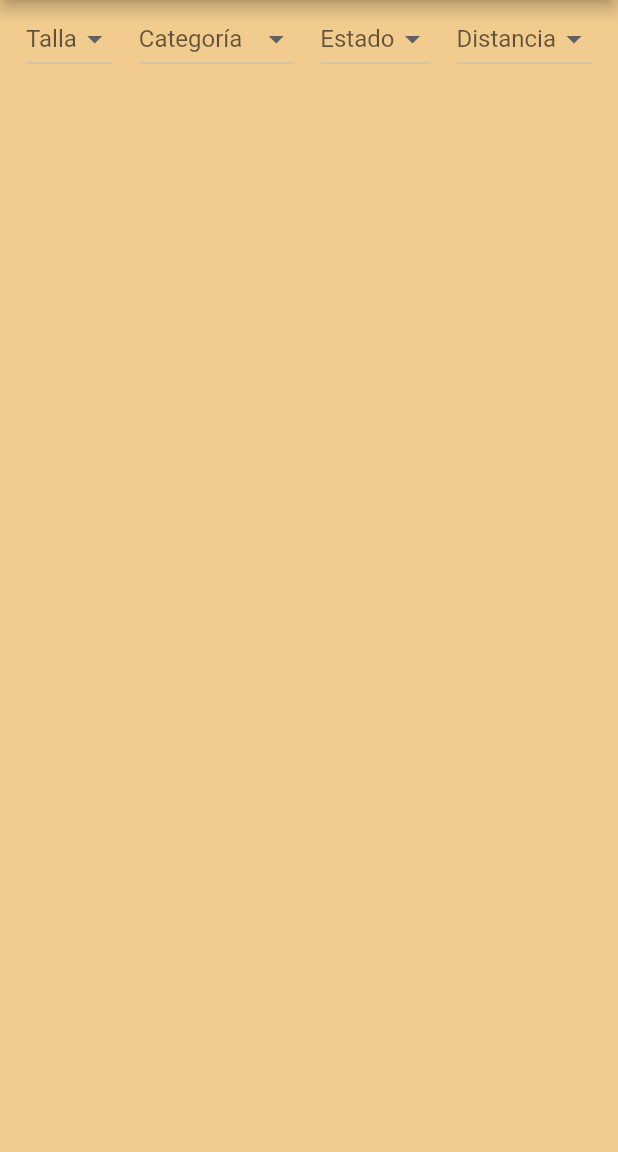
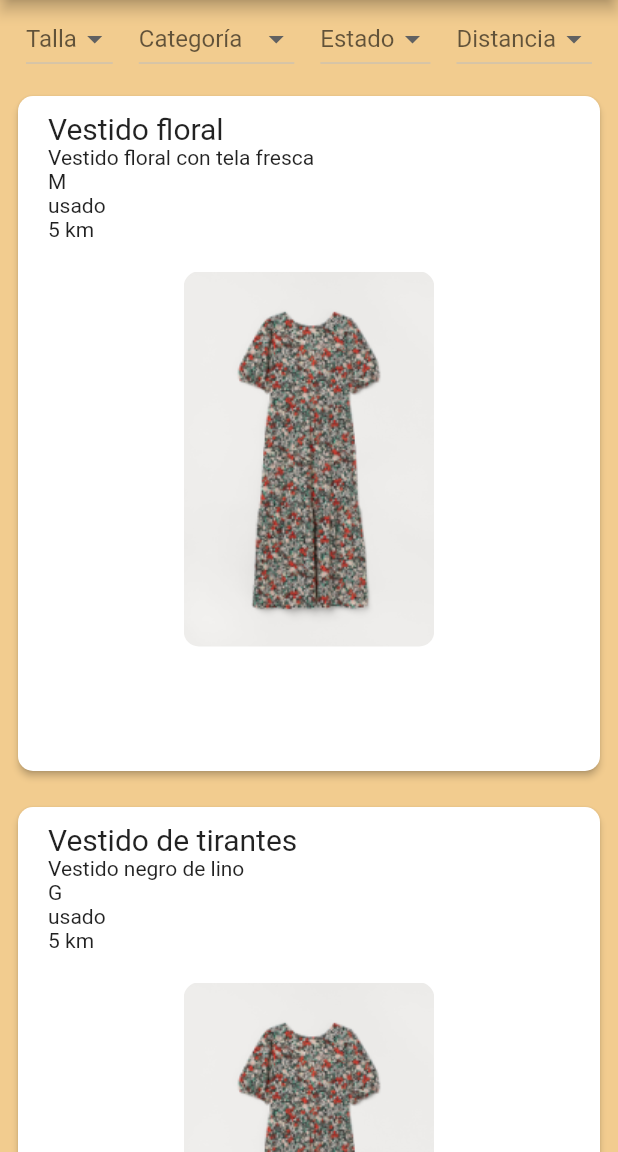
Before and after one commit to DarioAle/echange, a Flutter app: the Home screen opened directly, on a phone screen of 412 x 824 dp, the part 84-1236 px from its top. Run offline on Flutter 3.47's test engine with Material 2 defaults, Android fonts, the light colour scheme and no system bars; our stand-ins replace auth_buttons, splashscreen.

Commit message:
Addig mock data and rendering a listView builder of itemCards

```diff
--- /dev/null
+++ b/lib/home/filter_bar.dart
@@ -0,0 +1,79 @@
+import 'package:flutter/material.dart';
+
+import 'filter_buttons.dart';
+
+// TODO: Add state change with bloc ?
+class FilterBar extends StatefulWidget {
+  String categoryValue;
+  String sizeValue;
+  String colorValue;
+  String stateValue;
+  String distanceValue;
+  FilterBar(categoryValue, sizeValue, colorValue, stateValue, distanceValue,
+      {Key key})
+      : super(key: key);
+
+  @override
+  _FilterBarState createState() => _FilterBarState();
+}
+
+class _FilterBarState extends State<FilterBar> {
+  @override
+  Widget build(BuildContext context) {
+    return Container(
+      child: ButtonBar(
+        layoutBehavior: ButtonBarLayoutBehavior.constrained,
+        alignment: MainAxisAlignment.spaceEvenly,
+        children: [
+          FilterButtons(
+            categoryName: "Talla",
+            items: ["S", "M", "L", "XL"],
+            selectedValue: this.widget.sizeValue,
+            onChange: (String value) {
+              print("changed to $value");
+              setState(() {
+                this.widget.sizeValue = value;
+              });
+            },
+          ),
+          FilterButtons(
+            categoryName: "Categoría",
+            items: ["Vestidos", "Bottoms", "Zapatos", "Accesorios"],
+            selectedValue: this.widget.categoryValue,
+            onChange: (String value) {
+              print("changed to $value");
+              setState(() {
+                this.widget.categoryValue = value;
+              });
+            },
+          ),
+          FilterButtons(
+            categoryName: "Estado",
+            items: [
+              "Nuevo",
+              "Usado",
+            ],
+            selectedValue: this.widget.stateValue,
+            onChange: (String value) {
+              print("changed to $value");
+              setState(() {
+                this.widget.stateValue = value;
+              });
+            },
+          ),
+          FilterButtons(
+            categoryName: "Distancia",
+            items: ["3km", "5km", "10km", "13km"],
+            selectedValue: this.widget.distanceValue,
+            onChange: (String value) {
+              print("changed to $value");
+              setState(() {
+                this.widget.distanceValue = value;
+              });
+            },
+          ),
+        ],
+      ),
+    );
+  }
+}
--- a/lib/home/filter_buttons.dart
+++ b/lib/home/filter_buttons.dart
@@ -1,5 +1,6 @@
 import 'package:flutter/material.dart';
 
+// ignore: must_be_immutable
 class FilterButtons extends StatefulWidget {
   String categoryName;
   List<String> items;
--- a/lib/home/home.dart
+++ b/lib/home/home.dart
@@ -1,7 +1,10 @@
 import 'package:echange/menu/profile.dart';
+import 'package:echange/utils/custom_app_bar.dart';
+import 'package:echange/utils/item_card.dart';
 import 'package:flutter/material.dart';
 
-import 'filter_buttons.dart';
+import 'filter_bar.dart';
+import '../utils/mock_clothes.dart' as mockData;
 
 class Home extends StatefulWidget {
   Home({Key key}) : super(key: key);
@@ -27,68 +30,37 @@ class _HomeState extends State<Home> {
         endDrawer: new Drawer(
           child: Profile(),
         ),
-        appBar: AppBar(
-          leading: Padding(
-              padding: const EdgeInsets.only(left: 10),
-              child: Image.asset('assets/images/plant.png')),
-          backgroundColor: Color.fromRGBO(129, 178, 154, 1.0),
-        ),
+        appBar: customAppBar,
         body: ListView(
+          scrollDirection: Axis.vertical,
           children: [
-            ButtonBar(
-              layoutBehavior: ButtonBarLayoutBehavior.constrained,
-              alignment: MainAxisAlignment.spaceEvenly,
-              children: [
-                FilterButtons(
-                  categoryName: "Talla",
-                  items: ["S", "M", "L", "XL"],
-                  selectedValue: sizeValue,
-                  onChange: (String value) {
-                    print("changed to $value");
-                    setState(() {
-                      sizeValue = value;
-                    });
-                  },
-                ),
-                FilterButtons(
-                  categoryName: "Categoría",
-                  items: ["Vestidos", "Bottoms", "Zapatos", "Accesorios"],
-                  selectedValue: categoryValue,
-                  onChange: (String value) {
-                    print("changed to $value");
-                    setState(() {
-                      categoryValue = value;
-                    });
-                  },
-                ),
-                FilterButtons(
-                  categoryName: "Estado",
-                  items: [
-                    "Nuevo",
-                    "Usado",
-                  ],
-                  selectedValue: stateValue,
-                  onChange: (String value) {
-                    print("changed to $value");
-                    setState(() {
-                      stateValue = value;
-                    });
-                  },
-                ),
-                FilterButtons(
-                  categoryName: "Distancia",
-                  items: ["3km", "5km", "10km", "13km"],
-                  selectedValue: distanceValue,
-                  onChange: (String value) {
-                    print("changed to $value");
-                    setState(() {
-                      distanceValue = value;
-                    });
-                  },
-                )
-              ],
+            FilterBar(categoryValue, sizeValue, colorValue, stateValue,
+                distanceValue),
+            ListView.builder(
+              shrinkWrap: true,
+              physics: ScrollPhysics(),
+              itemCount: mockData.MOCK.length,
+              itemBuilder: (context, index) {
+                return ItemCard(
+                  name: mockData.MOCK[index]["name"],
+                  description: mockData.MOCK[index]["description"],
+                  size: mockData.MOCK[index]["size"],
+                  state: mockData.MOCK[index]["state"],
+                  distance: mockData.MOCK[index]["distance"],
+                  image: mockData.MOCK[index]["image"],
+                );
+              },
             )
           ],
-        ));
+        )
+
+        // ListView(
+        //   children: [
+        //     FilterBar(categoryValue, sizeValue, colorValue, stateValue,
+        //         distanceValue),
+        //
+        //   ],
+        // )
+        );
   }
 }
--- a/lib/main.dart
+++ b/lib/main.dart
@@ -2,7 +2,6 @@ import 'package:flutter/material.dart';
 import 'Identity/identity.dart';
 import 'home/home.dart';
 import 'utils/constants.dart';
-
 import 'package:splashscreen/splashscreen.dart';
 
 void main() => runApp(MyApp());
@@ -12,27 +11,22 @@ class MyApp extends StatelessWidget {
   @override
   Widget build(BuildContext context) {
     return MaterialApp(
-        title: APP_TITLE,
-        theme: ThemeData(
-          primarySwatch: PRIMARY_COLOR,
-          buttonColor: BUTTON_COLOR,
-          cardColor: SECONDARY_COLOR,
-          selectedRowColor: THIRD_COLOR,
-        ),
-        // home: Home(),
-        home: new SplashScreen(
-          seconds: 5,
-          title: Text(
-            "E-change!",
-            style: TextStyle(color: Colors.white, fontSize: 50),
-          ),
-          image: Image(
-            image: AssetImage('assets/images/plant.png'),
-            height: 200,
-          ),
-          navigateAfterSeconds: Identity(),
-          photoSize: 200,
-          backgroundColor: Color.fromRGBO(129, 178, 154, 1.0),
-        ));
+      title: APP_TITLE,
+      home: Home(),
+      // home: new SplashScreen(
+      //   seconds: 5,
+      //   title: Text(
+      //     "E-change!",
+      //     style: TextStyle(color: Colors.white, fontSize: 50),
+      //   ),
+      //   image: Image(
+      //     image: AssetImage('assets/images/plant.png'),
+      //     height: 200,
+      //   ),
+      //   navigateAfterSeconds: Identity(),
+      //   photoSize: 200,
+      //   backgroundColor: Color.fromRGBO(129, 178, 154, 1.0),
+      // )
+    );
   }
 }
--- a/lib/utils/constants.dart
+++ b/lib/utils/constants.dart
@@ -13,9 +13,3 @@ const String PROFILE_NAME = "Pedro Paramo";
 const String PROFILE_EMAIL = "pp@decomala.com";
 const String PROFILE_PICTURE =
     "https://images.pexels.com/photos/1933873/pexels-photo-1933873.jpeg?auto=compress&cs=tinysrgb&dpr=2&h=650&w=940";
-
-// app
-const PRIMARY_COLOR = Colors.indigo;
-const SECONDARY_COLOR = Colors.amber;
-const THIRD_COLOR = Colors.blueGrey;
-const BUTTON_COLOR = Colors.grey;
--- /dev/null
+++ b/lib/utils/custom_app_bar.dart
@@ -0,0 +1,8 @@
+import 'package:flutter/material.dart';
+
+var customAppBar = AppBar(
+  leading: Padding(
+      padding: const EdgeInsets.only(left: 10),
+      child: Image.asset('assets/images/plant.png')),
+  backgroundColor: Color.fromRGBO(129, 178, 154, 1.0),
+);
--- /dev/null
+++ b/lib/utils/item_card.dart
@@ -0,0 +1,78 @@
+import 'package:flutter/material.dart';
+
+class ItemCard extends StatefulWidget {
+  final String name;
+  final String description;
+  final String size;
+  final String state;
+  final String distance;
+  final String image;
+  ItemCard(
+      {Key key,
+      @required this.name,
+      @required this.description,
+      @required this.size,
+      @required this.state,
+      @required this.distance,
+      @required this.image})
+      : super(key: key);
+
+  @override
+  _ItemCardState createState() => _ItemCardState();
+}
+
+class _ItemCardState extends State<ItemCard> {
+  @override
+  Widget build(BuildContext context) {
+    return Padding(
+      padding: const EdgeInsets.all(8.0),
+      child: Card(
+        shape: RoundedRectangleBorder(borderRadius: BorderRadius.circular(10)),
+        color: Colors.white,
+        elevation: 2,
+        child: Container(
+          alignment: Alignment.topLeft,
+          height: 450,
+          child: Padding(
+            padding:
+                const EdgeInsets.only(left: 20, right: 20, top: 10, bottom: 10),
+            child: Column(
+              mainAxisSize: MainAxisSize.max,
+              crossAxisAlignment: CrossAxisAlignment.start,
+              textDirection: TextDirection.ltr,
+              children: [
+                Text(
+                  this.widget.name,
+                  style: TextStyle(
+                    fontSize: 20,
+                  ),
+                ),
+                Text(this.widget.description),
+                Text(this.widget.size),
+                Text(this.widget.state),
+                Text(this.widget.distance),
+                InteractiveViewer(
+                  boundaryMargin: const EdgeInsets.all(20.0),
+                  clipBehavior: Clip.none,
+                  maxScale: 2,
+                  child: Container(
+                    padding: EdgeInsets.all(20),
+                    alignment: Alignment.center,
+                    child: ClipRRect(
+                      borderRadius: BorderRadius.circular(10),
+                      child: Image.asset(
+                        this.widget.image,
+                        fit: BoxFit.contain,
+                        cacheHeight: 250,
+                      ),
+                    ),
+                  ),
+                ),
+              ],
+            ),
+          ),
+        ),
+      ),
+    );
+  }
+}
--- /dev/null
+++ b/lib/utils/mock_clothes.dart
@@ -0,0 +1,42 @@
+const Map<int, Map<String, dynamic>> MOCK = {
+  0: {
+    "name": "Vestido floral",
+    "description": "Vestido floral con tela fresca",
+    "size": "M",
+    "state": "usado",
+    "distance": "5 km",
+    "image": "assets/clothes/vestido1.jpg"
+  },
+  1: {
+    "name": "Vestido de tirantes",
+    "description": "Vestido negro de lino",
+    "size": "G",
+    "state": "usado",
+    "distance": "5 km",
+    "image": "assets/clothes/vestido1.jpg"
+  },
+  2: {
+    "name": "Vestido camisa manga larga",
+    "description": "Vestido de manga larga con botones",
+    "size": "S",
+    "state": "nuevo",
+    "distance": "5 km",
+    "image": "assets/clothes/vestido3.jpg"
+  },
+  3: {
+    "name": "Falda estilo Channel",
+    "description": "Falda corta formal con botones al costado",
+    "size": "M",
+    "state": "usado",
+    "distance": "5 km",
+    "image": "assets/clothes/falda1.jpg"
+  },
+  4: {
+    "name": "Falda midi floral",
+    "description": "Falda corte midi con abertura y botones en medio",
+    "size": "M",
+    "state": "nuevo",
+    "distance": "5 km",
+    "image": "assets/clothes/falda2.jpg"
+  }
+};
```
